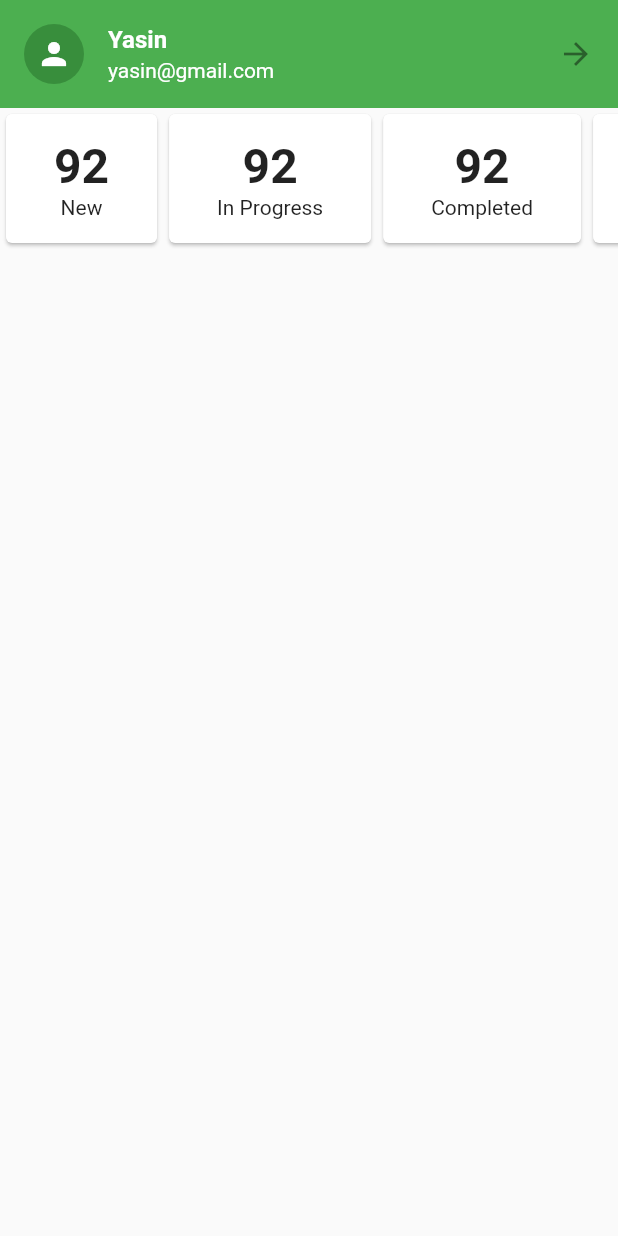
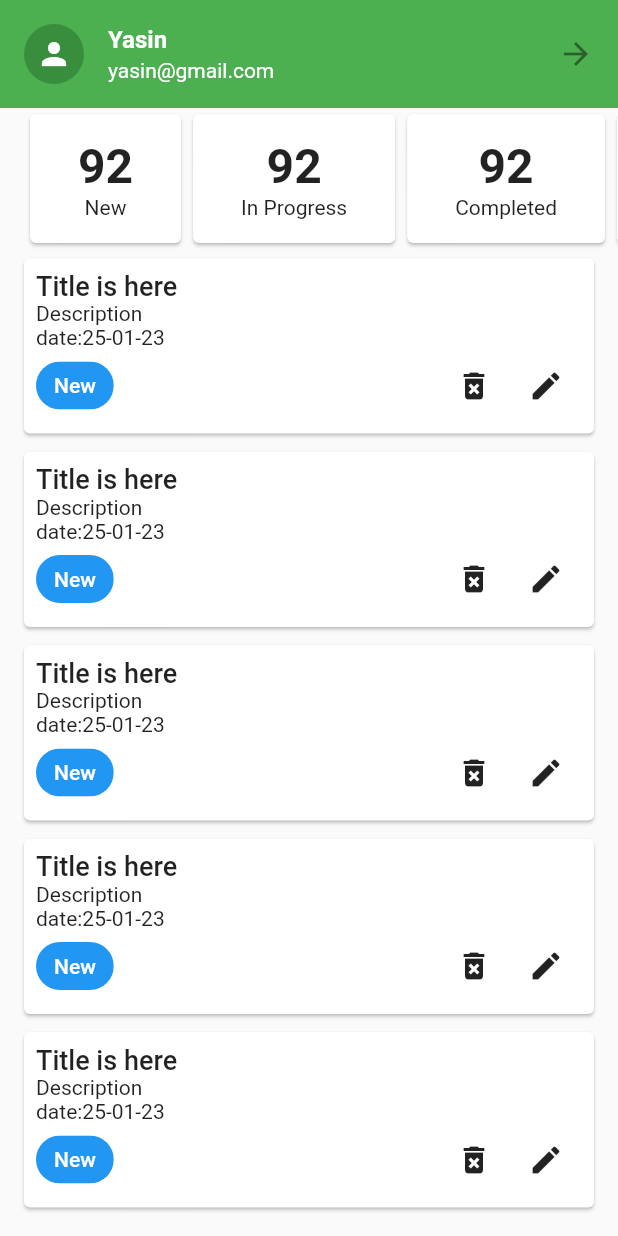
Before and after one commit to yasinpalash/ostad-module12-13-14, a Flutter app: the NewTasksScreen screen opened directly, on a phone screen of 412 x 824 dp. Run offline on Flutter 3.47's test engine with Material 2 defaults, Android fonts, the phone set to English and light mode, and no system bars; our stand-ins replace flutter_svg, pin_code_fields.

Commit message:
3rd class

```diff
--- a/lib/ui/screen/new_tasks_screen.dart
+++ b/lib/ui/screen/new_tasks_screen.dart
@@ -2,6 +2,7 @@ import 'package:flutter/material.dart';
 
 import '../widget/profile_summary_card.dart';
 import '../widget/summary_card.dart';
+import '../widget/tasks_item_card.dart';
 
 class NewTasksScreen extends StatefulWidget {
   const NewTasksScreen({super.key});
@@ -17,9 +18,11 @@ class _NewTasksScreenState extends State<NewTasksScreen> {
       child: Scaffold(
           body: Column(
         children: [
-          ProfileSummaryCard(),
-          SingleChildScrollView(
+          const ProfileSummaryCard(),
+          const SingleChildScrollView(
             scrollDirection: Axis.horizontal,
+            child: Padding(
+              padding: EdgeInsets.only(left: 16, right: 16),
               child: Row(
                 children: [
                   SummaryCard(
@@ -40,6 +43,15 @@ class _NewTasksScreenState extends State<NewTasksScreen> {
                   ),
                 ],
               ),
+            ),
+          ),
+          Expanded(
+            child: ListView.builder(
+              itemCount: 5,
+              itemBuilder: (context, index) {
+                return TasksItemCard();
+              },
+            ),
           )
         ],
       )),
--- /dev/null
+++ b/lib/ui/widget/tasks_item_card.dart
@@ -0,0 +1,55 @@
+import 'package:flutter/material.dart';
+
+class TasksItemCard extends StatelessWidget {
+  const TasksItemCard({
+    super.key,
+  });
+
+  @override
+  Widget build(BuildContext context) {
+    return Card(
+      margin: EdgeInsets.symmetric(vertical: 6, horizontal: 16),
+      child: Padding(
+        padding: const EdgeInsets.all(8.0),
+        child: Column(
+          crossAxisAlignment: CrossAxisAlignment.start,
+          children: [
+            Text(
+              'Title is here ',
+              style: TextStyle(
+                  fontSize: 18, fontWeight: FontWeight.w500),
+            ),
+            Text('Description'),
+            Text('date:25-01-23 '),
+            Row(
+              mainAxisAlignment: MainAxisAlignment.spaceBetween,
+              children: [
+
+                Chip(
+                  label: Text(
+                    'New',
+                    style: TextStyle(color: Colors.white),
+                  ),
+                  backgroundColor: Colors.blue,
+                ),
+                Wrap(
+
+                  children: [
+                    IconButton(
+                      onPressed: () {},
+                      icon: Icon(Icons.delete_forever),
+                    ),
+                    IconButton(
+                      onPressed: () {},
+                      icon: Icon(Icons.edit),
+                    )
+                  ],
+                )
+              ],
+            )
+          ],
+        ),
+      ),
+    );
+  }
+}
```
Also changed, not shown: lib/ui/widget/summary_card.dart (+14 -7 lines). Lines whose indentation alone changed are shown as unchanged.
